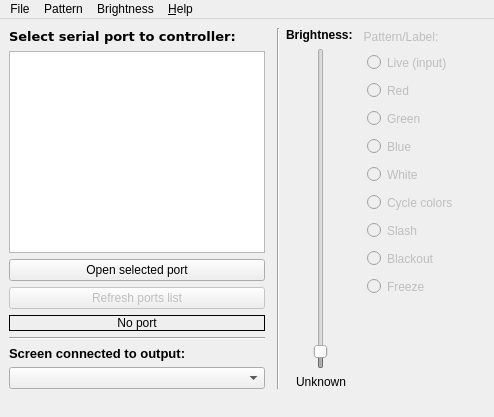
Old version of the form assets/ui_sources/mainwindow.ui in the repository dietervansteenwegen/mctrl300_basic_control.
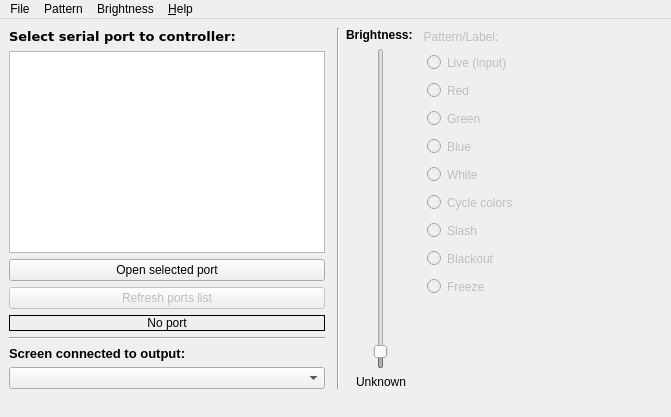
New version of the form.

Patch:
```diff
--- a/assets/ui_sources/mainwindow.ui
+++ b/assets/ui_sources/mainwindow.ui
@@ -7,7 +7,7 @@
    <rect>
     <x>0</x>
     <y>0</y>
-    <width>494</width>
+    <width>671</width>
     <height>417</height>
    </rect>
   </property>
@@ -39,7 +39,32 @@
        </widget>
       </item>
       <item>
-       <widget class="QListWidget" name="lst_serial_ports"/>
+       <widget class="QTableView" name="tbl_serial_ports">
+        <property name="horizontalScrollBarPolicy">
+         <enum>Qt::ScrollBarPolicy::ScrollBarAsNeeded</enum>
+        </property>
+        <property name="editTriggers">
+         <set>QAbstractItemView::EditTrigger::NoEditTriggers</set>
+        </property>
+        <property name="tabKeyNavigation">
+         <bool>false</bool>
+        </property>
+        <property name="selectionMode">
+         <enum>QAbstractItemView::SelectionMode::SingleSelection</enum>
+        </property>
+        <property name="selectionBehavior">
+         <enum>QAbstractItemView::SelectionBehavior::SelectRows</enum>
+        </property>
+        <property name="wordWrap">
+         <bool>false</bool>
+        </property>
+        <attribute name="horizontalHeaderVisible">
+         <bool>true</bool>
+        </attribute>
+        <attribute name="verticalHeaderVisible">
+         <bool>false</bool>
+        </attribute>
+       </widget>
       </item>
       <item>
        <widget class="QPushButton" name="btn_serial_open">
@@ -360,7 +385,7 @@
     <rect>
      <x>0</x>
      <y>0</y>
-     <width>494</width>
+     <width>671</width>
      <height>23</height>
     </rect>
    </property>
```
Left out of the diff: 1 changed line with no effect on the pictures.
